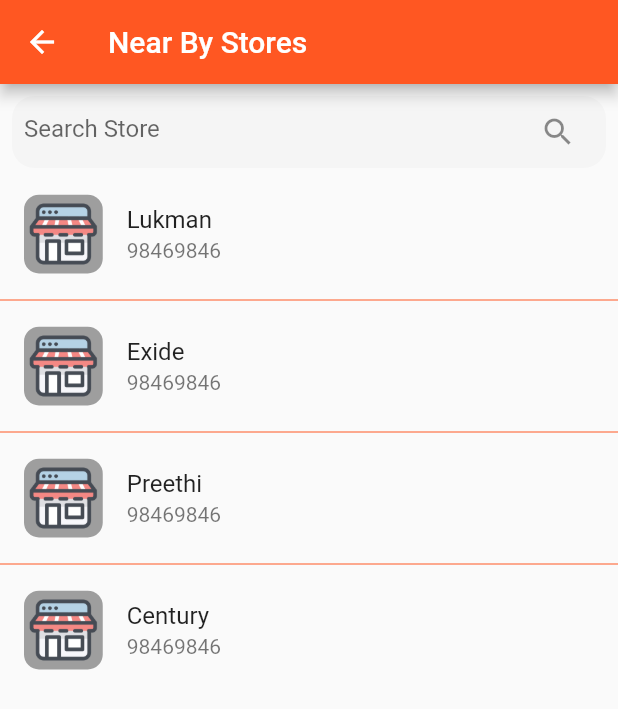
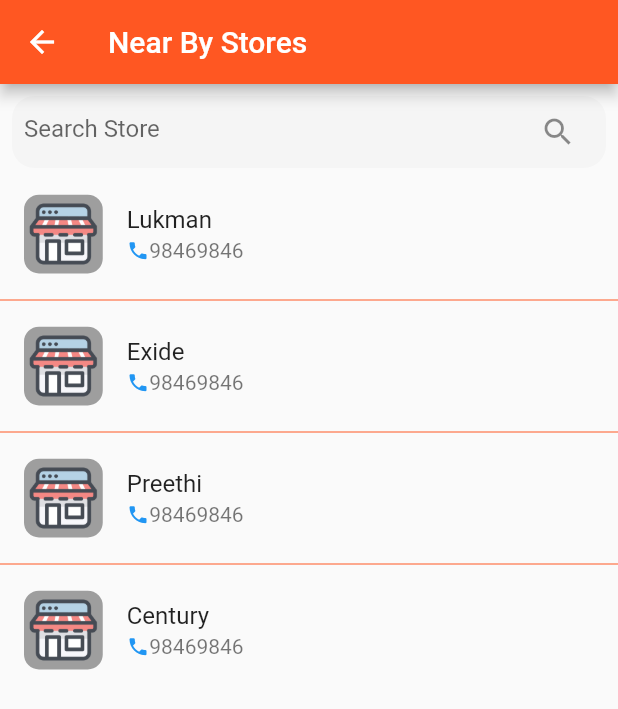
Before and after one commit to MAHakeem-MK/shop_q, a Flutter app: the CustomerHome screen opened directly, on a phone screen of 412 x 824 dp. Shown: the top 709 px of the screen. Run offline on Flutter 3.47's test engine with Material 2 defaults, Android fonts, the light colour scheme and no system bars; our stand-ins replace getflutter, google_fonts.

Commit message:
design change.

```diff
--- a/lib/pages/CustomerHome.dart
+++ b/lib/pages/CustomerHome.dart
@@ -42,7 +42,12 @@
                   backgroundImage: AssetImage('assets/store.png'),
                 ),
                 title: Text(Shops.allShops[position].name),
-                subtitle: Text(Shops.allShops[position].phone),
+                subtitle: Row(
+                  children: [
+                    Icon(Icons.phone,size: 15.0,color: Colors.blue,),
+                    Text(Shops.allShops[position].phone),
+                  ],
+                ),
               ),
               separatorBuilder: (context, position) => Divider(
                 color: Theme.of(context).accentColor,
```
